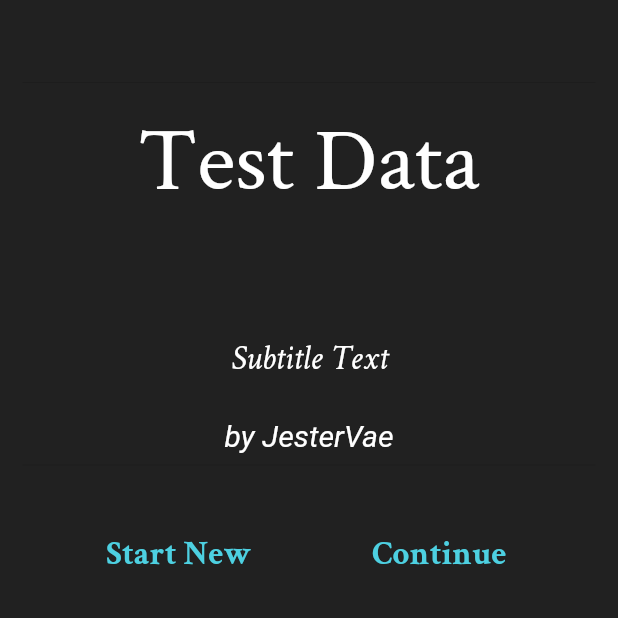
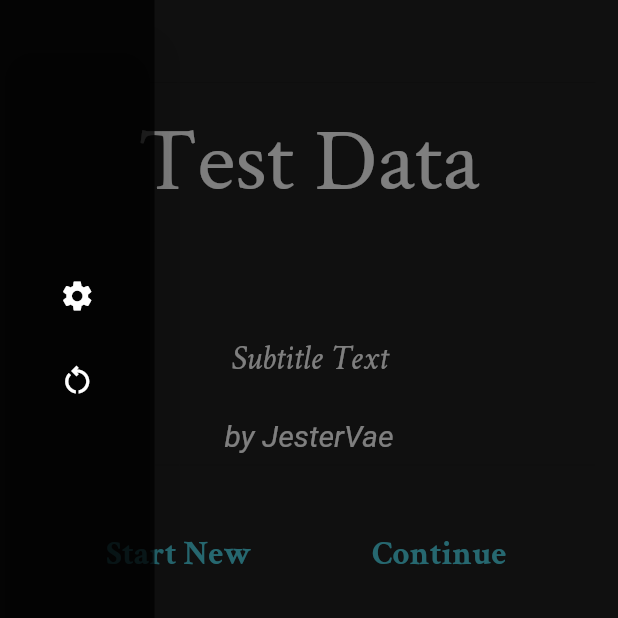
Before and after one commit to javineya/thatcher, a Flutter app: the screen it shows after launch, with the side drawer open (before the commit the screen has no drawer), on a phone screen of 412 x 824 dp, the top half of it. Run offline on Flutter 3.47's test engine with Material 2 defaults, Android fonts, the phone set to English and light mode, and no system bars.

Commit message:
added drawer

```diff
--- a/lib/story_display.dart
+++ b/lib/story_display.dart
@@ -1,3 +1,4 @@
+import 'package:flutter/cupertino.dart';
 import 'package:flutter/material.dart';
 import 'constants/constants.dart';
 import 'constants/story_brain.dart';
@@ -13,6 +14,37 @@ class _StoryPageState extends State<StoryPage> {
   @override
   Widget build(BuildContext context) {
     return Scaffold(
+      // TODO: style and work up this drawer
+      drawerScrimColor: Colors.black.withOpacity(0.5),
+      drawerEdgeDragWidth: 25.0,
+      drawer: Theme(
+        data: Theme.of(context).copyWith(
+          canvasColor: Colors.black.withOpacity(0.75),
+        ),
+        child: Container(
+          width: MediaQuery.of(context).size.width * 0.25,
+          child: Drawer(
+            child: ListView(
+              padding: EdgeInsets.zero,
+              children: [
+                DrawerHeader(child: SizedBox()),
+                ListTile(
+                  title: Icon(Icons.settings, color: Colors.white),
+                  onTap: () {
+                    Navigator.pop(context);
+                  },
+                ),
+                ListTile(
+                  title: Icon(Icons.restart_alt_outlined, color: Colors.white),
+                  onTap: () {
+                    Navigator.pop(context);
+                  },
+                ),
+              ],
+            ),
+          ),
+        ),
+      ),
       backgroundColor: Colors.grey[900],
       body: Container(
         padding: EdgeInsets.symmetric(vertical: 25.0, horizontal: 15.0),
```
Also changed, not shown: lib/constants/story_brain.dart (+6 -9 lines).
